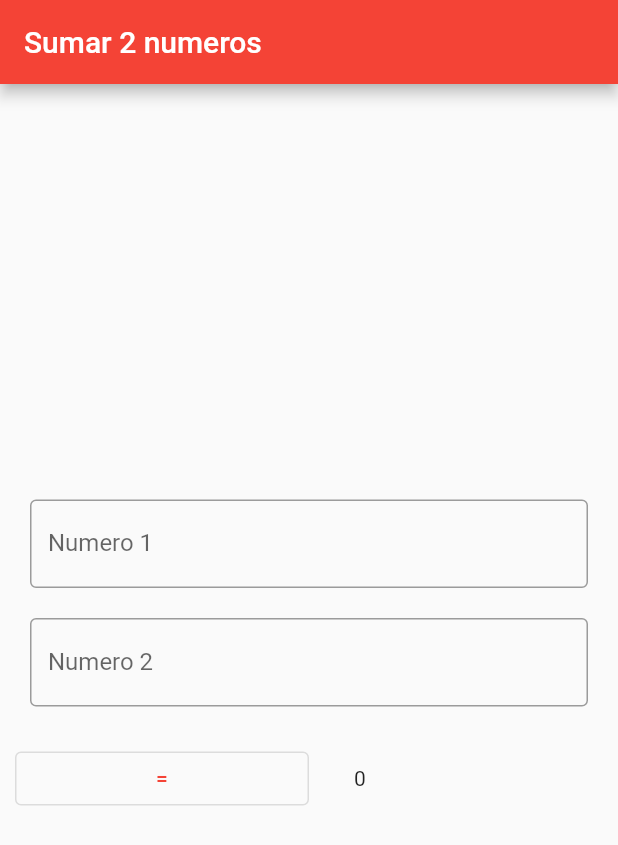
After one commit to JorgeBan/tarea_flutter, a Flutter app: the screen it shows after launch, on a phone screen of 412 x 824 dp. The commit adds this screen. Shown: the top 845 px of the screen. Run offline on Flutter 3.47's test engine with Material 2 defaults, Android fonts, the light colour scheme and no system bars.

Commit message:
agregado api de suma

```diff
--- /dev/null
+++ b/lib/suma_widget.dart
@@ -0,0 +1,122 @@
+import 'package:flutter/material.dart';
+import 'dart:convert';
+import 'package:http/http.dart' as http;
+
+
+class Suma extends StatelessWidget {
+  // This widget is the root of your application.
+  @override
+  Widget build(BuildContext context) {
+    return MaterialApp(
+      title: 'Sumar 2 numeros',
+      theme: ThemeData(
+        primarySwatch: Colors.red,
+      ),
+      home: SumaPage(title: 'Sumar 2 numeros'),
+    );
+  }
+}
+
+class SumaPage extends StatefulWidget {
+  SumaPage({Key? key, required this.title}) : super(key: key);
+
+  final String title;
+
+  @override
+  _SumaPageState createState() => _SumaPageState();
+}
+
+class _SumaPageState extends State<SumaPage> {
+
+  final textController1 = TextEditingController();
+  final textController2 = TextEditingController();
+  int result = 0;
+
+  @override
+  void dispose() {
+    textController1.dispose();
+    textController2.dispose();
+    super.dispose();
+  }
+
+  @override
+  Widget build(BuildContext context) {
+    return Scaffold(
+      appBar: AppBar(
+        title: Text(widget.title),
+      ),
+      body: Container(
+        child: Padding(padding: EdgeInsets.all(10.0),
+        child:Column(
+          mainAxisAlignment: MainAxisAlignment.center,
+          children: <Widget>[
+            Container(
+              child: Padding(
+                padding: EdgeInsets.all(10.0),
+                child: TextField(
+                controller: textController1,
+                keyboardType: TextInputType.number,
+                decoration: InputDecoration(
+                  border: OutlineInputBorder(),
+                  labelText: 'Numero 1',
+                  ),
+                ),
+              ),
+            ),
+            Container(
+              child: Padding(
+                padding: EdgeInsets.all(10.0),
+                child: TextField(
+                controller: textController2,
+                keyboardType: TextInputType.number,
+                decoration: InputDecoration(
+                  border: OutlineInputBorder(),
+                  labelText: 'Numero 2',
+                  ),
+                ),
+              ),
+            ),
+            Row(
+              children: <Widget>[
+                Expanded(
+                  child: OutlinedButton(onPressed:() async{
+                    final resultado = await sumar(textController1.text, textController2.text);
+                    setState(() {
+                      result = resultado;
+                    });
+                   },
+                  child: const Text("="))
+
+                  ),
+                  Expanded(
+
+                    child: Padding(padding: EdgeInsets.all(30.0), child:Text(result.toString())),)
+              ],
+            )
+          ],
+        ),
+        ),
+      ),
+    );
+  }
+
+    // ignore: non_constant_identifier_names
+    String  URL_API = 'https://api-suma-nodejs.herokuapp.com';
+
+
+   Future<int> sumar (valor1, valor2) async {
+
+
+
+        if(valor1.toString().isEmpty || valor2.toString().isEmpty)
+          return 0;
+
+
+     var url = Uri.parse(URL_API+'/sumar/$valor1/$valor2');
+     var response = await http.get(url);
+     var data= await jsonDecode(response.body);
+
+     return int.parse(data['resul'].toString());
+
+   }
+}
--- a/pubspec.yaml
+++ b/pubspec.yaml
@@ -28,6 +28,7 @@ dependencies:
   # The following adds the Cupertino Icons font to your application.
   # Use with the CupertinoIcons class for iOS style icons.
   cupertino_icons: ^1.0.2
+  http: ^0.13.3
 
 dev_dependencies:
   flutter_test:
```
Also changed, not shown: lib/main.dart (+2 -103 lines), pubspec.lock.
